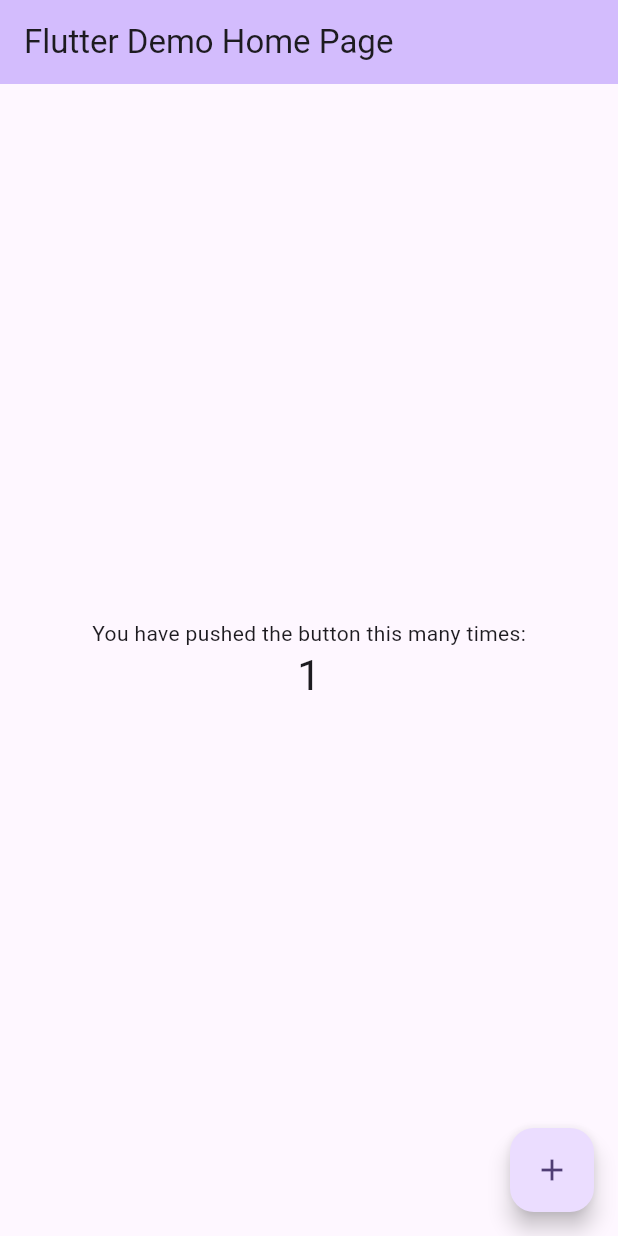
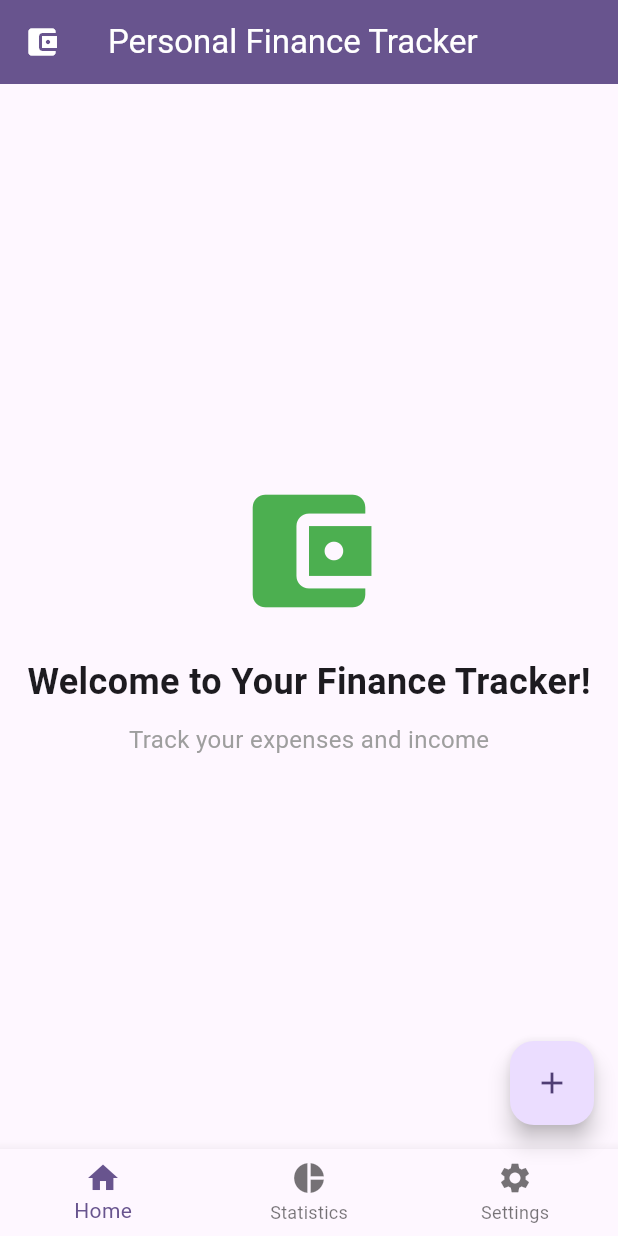
Before and after one commit to Al-aqua/personal_finance_tracker, a Flutter app: the screen it shows after launch, after a tap on the "add" icon, on a phone screen of 412 x 824 dp. Run offline on Flutter 3.47's test engine with Material 3 defaults, Android fonts, the phone set to English and light mode, and no system bars.

Commit message:
Chapter 1

```diff
--- a/lib/main.dart
+++ b/lib/main.dart
@@ -1,122 +1,81 @@
 import 'package:flutter/material.dart';
 
 void main() {
-  runApp(const MyApp());
+  runApp(const PersonalFinanceApp());
 }
 
-class MyApp extends StatelessWidget {
-  const MyApp({super.key});
+class PersonalFinanceApp extends StatelessWidget {
+  const PersonalFinanceApp({super.key});
 
-  // This widget is the root of your application.
   @override
   Widget build(BuildContext context) {
     return MaterialApp(
-      title: 'Flutter Demo',
+      title: 'Personal Finance Tracker',
       theme: ThemeData(
-        // This is the theme of your application.
-        //
-        // TRY THIS: Try running your application with "flutter run". You'll see
-        // the application has a purple toolbar. Then, without quitting the app,
-        // try changing the seedColor in the colorScheme below to Colors.green
-        // and then invoke "hot reload" (save your changes or press the "hot
-        // reload" button in a Flutter-supported IDE, or press "r" if you used
-        // the command line to start the app).
-        //
-        // Notice that the counter didn't reset back to zero; the application
-        // state is not lost during the reload. To reset the state, use hot
-        // restart instead.
-        //
-        // This works for code too, not just values: Most code changes can be
-        // tested with just a hot reload.
         colorScheme: ColorScheme.fromSeed(seedColor: Colors.deepPurple),
+        useMaterial3: true,
       ),
-      home: const MyHomePage(title: 'Flutter Demo Home Page'),
+      home: const DashboardScreen(),
     );
   }
 }
 
-class MyHomePage extends StatefulWidget {
-  const MyHomePage({super.key, required this.title});
-
-  // This widget is the home page of your application. It is stateful, meaning
-  // that it has a State object (defined below) that contains fields that affect
-  // how it looks.
-
-  // This class is the configuration for the state. It holds the values (in this
-  // case the title) provided by the parent (in this case the App widget) and
-  // used by the build method of the State. Fields in a Widget subclass are
-  // always marked "final".
-
-  final String title;
-
-  @override
-  State<MyHomePage> createState() => _MyHomePageState();
-}
-
-class _MyHomePageState extends State<MyHomePage> {
-  int _counter = 0;
-
-  void _incrementCounter() {
-    setState(() {
-      // This call to setState tells the Flutter framework that something has
-      // changed in this State, which causes it to rerun the build method below
-      // so that the display can reflect the updated values. If we changed
-      // _counter without calling setState(), then the build method would not be
-      // called again, and so nothing would appear to happen.
-      _counter++;
-    });
-  }
+class DashboardScreen extends StatelessWidget {
+  const DashboardScreen({super.key});
 
   @override
   Widget build(BuildContext context) {
-    // This method is rerun every time setState is called, for instance as done
-    // by the _incrementCounter method above.
-    //
-    // The Flutter framework has been optimized to make rerunning build methods
-    // fast, so that you can just rebuild anything that needs updating rather
-    // than having to individually change instances of widgets.
     return Scaffold(
       appBar: AppBar(
-        // TRY THIS: Try changing the color here to a specific color (to
-        // Colors.amber, perhaps?) and trigger a hot reload to see the AppBar
-        // change color while the other colors stay the same.
-        backgroundColor: Theme.of(context).colorScheme.inversePrimary,
-        // Here we take the value from the MyHomePage object that was created by
-        // the App.build method, and use it to set our appbar title.
-        title: Text(widget.title),
+        title: const Text('Personal Finance Tracker'),
+        backgroundColor: Theme.of(context).colorScheme.primary,
+        foregroundColor: Theme.of(context).colorScheme.onPrimary,
+        leading: Icon(Icons.account_balance_wallet),
       ),
-      body: Center(
-        // Center is a layout widget. It takes a single child and positions it
-        // in the middle of the parent.
+      body: const Center(
         child: Column(
-          // Column is also a layout widget. It takes a list of children and
-          // arranges them vertically. By default, it sizes itself to fit its
-          // children horizontally, and tries to be as tall as its parent.
-          //
-          // Column has various properties to control how it sizes itself and
-          // how it positions its children. Here we use mainAxisAlignment to
-          // center the children vertically; the main axis here is the vertical
-          // axis because Columns are vertical (the cross axis would be
-          // horizontal).
-          //
-          // TRY THIS: Invoke "debug painting" (choose the "Toggle Debug Paint"
-          // action in the IDE, or press "p" in the console), to see the
-          // wireframe for each widget.
           mainAxisAlignment: MainAxisAlignment.center,
-          children: <Widget>[
-            const Text('You have pushed the button this many times:'),
+          children: [
+            Icon(Icons.account_balance_wallet, size: 100, color: Colors.green),
+            SizedBox(height: 20),
             Text(
-              '$_counter',
-              style: Theme.of(context).textTheme.headlineMedium,
+              'Welcome to Your Finance Tracker!',
+              style: TextStyle(fontSize: 24, fontWeight: FontWeight.bold),
+            ),
+            SizedBox(height: 10),
+            Text(
+              'Track your expenses and income',
+              style: TextStyle(fontSize: 16, color: Colors.grey),
             ),
           ],
         ),
       ),
+      bottomNavigationBar: BottomNavigationBar(
+        items: [
+          BottomNavigationBarItem(icon: Icon(Icons.home), label: 'Home'),
+          BottomNavigationBarItem(
+            icon: Icon(Icons.pie_chart),
+            label: 'Statistics',
+          ),
+          BottomNavigationBarItem(
+            icon: Icon(Icons.settings),
+            label: 'Settings',
+          ),
+        ],
+        currentIndex: 0,
+        onTap: (index) {
+          // Will implement navigation in future labs
+          debugPrint('Tapped item $index');
+        },
+      ),
       floatingActionButton: FloatingActionButton(
-        onPressed: _incrementCounter,
-        tooltip: 'Increment',
-        child: const Icon(Icons.add),
-      ), // This trailing comma makes auto-formatting nicer for build methods.
+        onPressed: () {
+          // Will implement this in future labs
+          debugPrint('Button pressed!');
+        },
+        tooltip: 'Add Transaction',
+        child: Icon(Icons.add),
+      ),
     );
   }
 }
```
